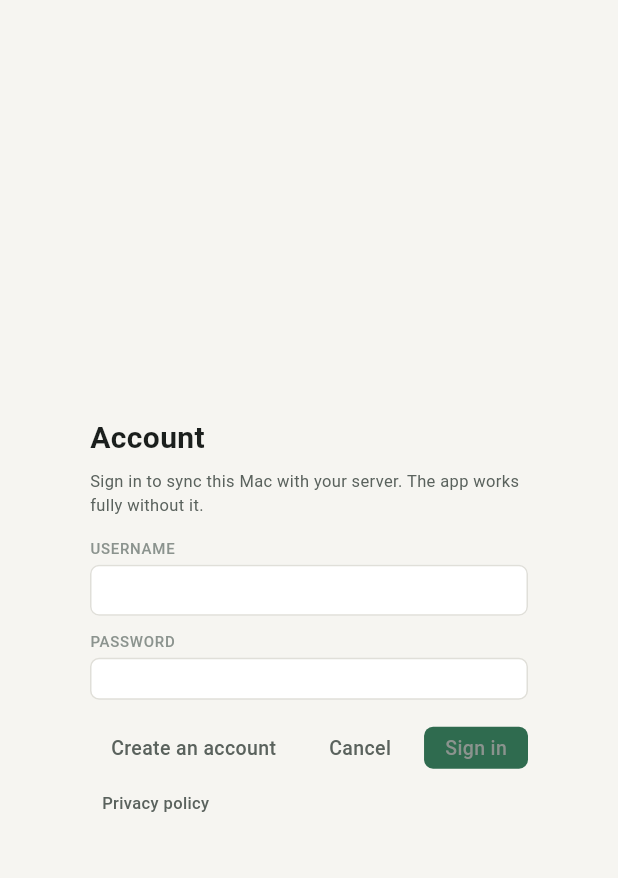
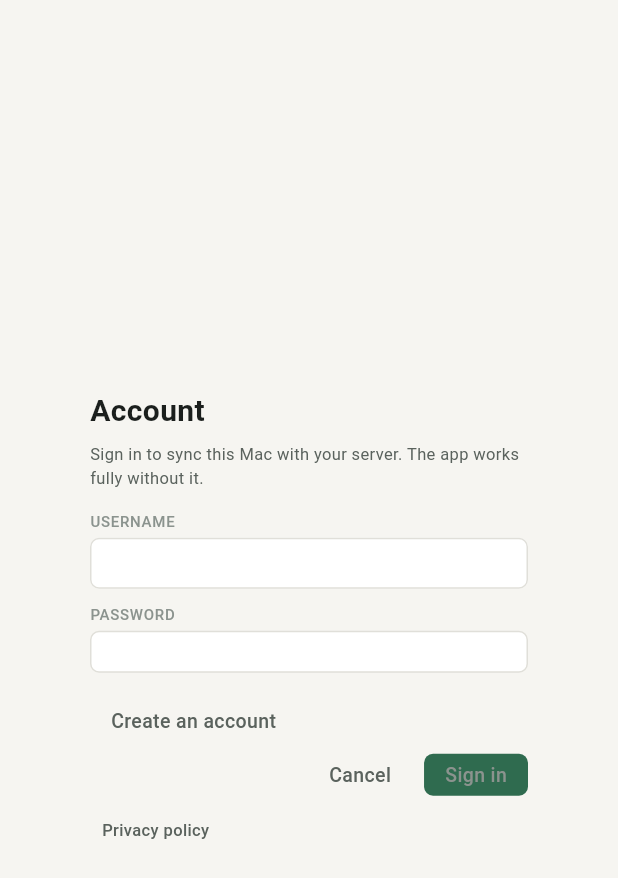
Before and after one commit to leoner11/personal, a Flutter app: the AccountDialog widget shown alone on an empty page, opened directly, on a phone screen of 412 x 824 dp. Shown: the top 878 px of the screen. Run offline on Flutter 3.47's test engine with Material 3 defaults, Android fonts, the phone set to English and light mode, and no system bars; our stand-ins replace drift, drift_flutter, flutter_local_notifications, flutter_secure_storage, flutter_timezone, lucide_icons and 2 more; missing offline and left inert: add_2_calendar, window_manager; accounts and stored records are empty; generated files the repository leaves out were written again.

Commit message:
Stop the account dialog clipping its primary button
Sign out / Create an account, Cancel and the primary button did not fit
across the 420pt dialog: "Create account" was clipped against the right
edge. The account-switch button now sits on its own line above the
actions, which also leaves room for translation.

The desktop path test had been silencing that overflow on the theory it
was a test-font artifact. It was not — the clipping is visible in the
shipped Mac app. The suppression is gone, so the test now fails if the
row is ever crammed back together.

Co-Authored-By: Claude Opus 5 <noreply@anthropic.com>

```diff
--- a/app/lib/ui/account_dialog.dart
+++ b/app/lib/ui/account_dialog.dart
@@ -188,8 +188,13 @@ class _AccountDialogState extends State<AccountDialog> {
                       style: T.secondary.copyWith(color: t.danger.text)),
                 ],
                 const SizedBox(height: 18),
-                Row(children: [
-                  Btn(
+                // ⚠ TWO LINES, not three buttons across. All three on one row
+                // overflowed this 420pt dialog and clipped the primary button
+                // against the right edge — "I already have an account" is the
+                // widest label in the app and grows further in translation.
+                Align(
+                  alignment: Alignment.centerLeft,
+                  child: Btn(
                       _registering
                           ? 'I already have an account'
                           : 'Create an account',
@@ -200,6 +205,9 @@ class _AccountDialogState extends State<AccountDialog> {
                                 _registering = !_registering;
                                 _error = null;
                               })),
+                ),
+                const SizedBox(height: 8),
+                Row(children: [
                   const Spacer(),
                   Btn('Cancel',
                       variant: BtnVariant.ghost,
```
Also changed, not shown: 1 other file.
